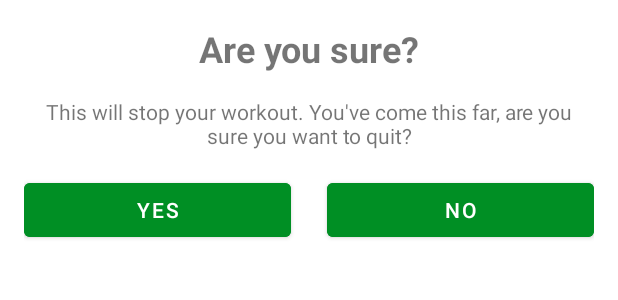
After one commit to zangeronimo/7MinutesWorkout, an Android app: the layout dialog_custom_back_confirmation.xml on its own in the app's theme, with its tools: preview values and no code run, on a phone screen of 412 x 824 dp. The commit adds this screen. Shown: the top 300 px of the screen. Run offline under Robolectric (Android 15) with nearby library versions, the phone set to English and light mode, and no system bars.

Commit message:
feat: set up the customDialog for the backbutton

```diff
--- a/app/src/main/java/br/com/tudolinux/a7minutesworkout/ExerciseActivity.kt
+++ b/app/src/main/java/br/com/tudolinux/a7minutesworkout/ExerciseActivity.kt
@@ -1,5 +1,6 @@
 package br.com.tudolinux.a7minutesworkout
 
+import android.app.Dialog
 import android.content.Intent
 import android.media.MediaPlayer
 import android.net.Uri
@@ -11,6 +12,7 @@ import android.util.Log
 import android.view.View
 import androidx.recyclerview.widget.LinearLayoutManager
 import br.com.tudolinux.a7minutesworkout.databinding.ActivityExerciseBinding
+import br.com.tudolinux.a7minutesworkout.databinding.DialogCustomBackConfirmationBinding
 import java.util.Locale
 
 class ExerciseActivity : AppCompatActivity(), TextToSpeech.OnInitListener {
@@ -51,11 +53,30 @@ class ExerciseActivity : AppCompatActivity(), TextToSpeech.OnInitListener {
         exerciseList = Constants.defaultExerciseList()
 
         binding?.toolbarExercise?.setNavigationOnClickListener{
-            onBackPressed()
+            customDialogFromBackButton()
         }
 
         setupRestView()
         setupExerciseStatusRecyclerView()
+    }
+
+    override fun onBackPressed() {
+        customDialogFromBackButton()
+    }
+
+    private fun customDialogFromBackButton(){
+        val customDialog = Dialog(this)
+        val dialogBinding = DialogCustomBackConfirmationBinding.inflate(layoutInflater)
+        customDialog.setContentView(dialogBinding.root)
+        customDialog.setCanceledOnTouchOutside(false)
+        dialogBinding.btnYes.setOnClickListener {
+            this@ExerciseActivity.finish()
+            customDialog.dismiss()
+        }
+        dialogBinding.btnNo.setOnClickListener {
+            customDialog.dismiss()
+        }
+        customDialog.show()
     }
 
     private fun setupExerciseStatusRecyclerView(){
@@ -68,7 +89,7 @@ class ExerciseActivity : AppCompatActivity(), TextToSpeech.OnInitListener {
 
     private fun setRestProgressBar(){
         binding?.tvTimer?.text = "$restProgressTimerDuration"
-        restTimer = object: CountDownTimer((restProgressTimerDuration * 1003).toLong(), 1000){
+        restTimer = object: CountDownTimer((restProgressTimerDuration * 1005).toLong(), 1000){
             override fun onTick(p0: Long) {
                 restProgress--
                 binding?.progressBar?.progress = restProgress
--- /dev/null
+++ b/app/src/main/res/layout/dialog_custom_back_confirmation.xml
@@ -0,0 +1,53 @@
+<?xml version="1.0" encoding="utf-8"?>
+<androidx.constraintlayout.widget.ConstraintLayout xmlns:android="http://schemas.android.com/apk/res/android"
+    xmlns:app="http://schemas.android.com/apk/res-auto"
+    xmlns:tools="http://schemas.android.com/tools"
+    android:padding="16dp"
+    android:layout_width="match_parent"
+    android:layout_height="match_parent">
+
+    <TextView
+        android:id="@+id/textView"
+        android:layout_width="match_parent"
+        android:gravity="center"
+        android:layout_height="wrap_content"
+        android:text="Are you sure?"
+        android:textSize="24dp"
+        android:textStyle="bold"
+        app:layout_constraintTop_toTopOf="parent" />
+
+    <TextView
+        android:id="@+id/textView2"
+        android:layout_width="wrap_content"
+        android:layout_height="wrap_content"
+        android:layout_marginTop="16dp"
+        android:gravity="center"
+        android:text="This will stop your workout. You've come this far, are you sure you want to quit?"
+        app:layout_constraintTop_toBottomOf="@+id/textView" />
+
+    <LinearLayout
+        android:layout_width="match_parent"
+        android:layout_height="wrap_content"
+        android:layout_marginTop="16dp"
+        android:orientation="horizontal"
+        app:layout_constraintTop_toBottomOf="@+id/textView2">
+
+        <Button
+            android:id="@+id/btnYes"
+            android:layout_width="0dp"
+            android:layout_weight="1"
+            android:layout_height="wrap_content"
+            android:backgroundTint="@color/colorAccent"
+            android:layout_marginRight="24dp"
+            android:text="YES" />
+
+        <Button
+            android:id="@+id/btnNo"
+            android:layout_width="0dp"
+            android:layout_weight="1"
+            android:layout_height="wrap_content"
+            android:backgroundTint="@color/colorAccent"
+            android:text="NO" />
+
+    </LinearLayout>
+</androidx.constraintlayout.widget.ConstraintLayout>
```
